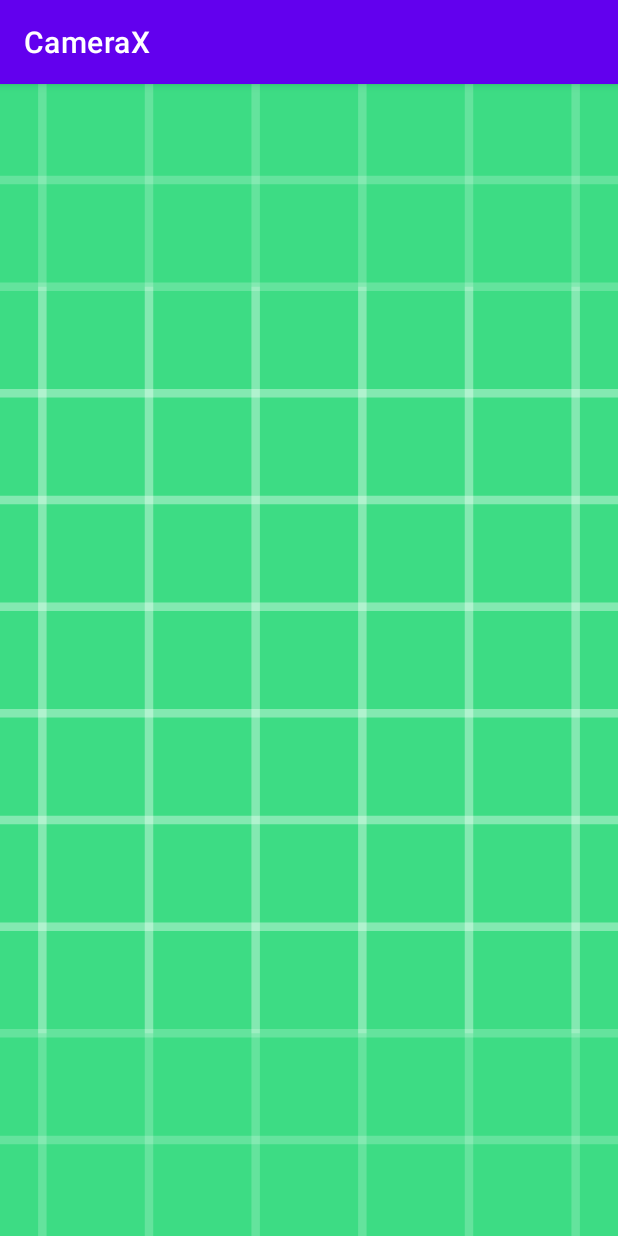
After one commit to geeky-auro/Android_Jetpack, an Android app: the DisplayCroppedPhoto screen opened directly, with no data from a screen before it, on a phone screen of 412 x 824 dp. The commit adds this screen. Run offline under Robolectric (Android 15) with nearby library versions, the phone set to English and light mode, and no system bars.

Commit message:
Cropping Implemented :'

```diff
--- a/CameraX/app/build.gradle
+++ b/CameraX/app/build.gradle
@@ -44,8 +44,11 @@ dependencies {
     implementation "androidx.camera:camera-view:${camerax_version}"
     implementation "androidx.camera:camera-extensions:${camerax_version}"
 
+
+
     implementation 'com.github.bumptech.glide:glide:4.15.1'
     implementation("com.vanniktech:android-image-cropper:4.5.0")
+
 
     implementation 'androidx.core:core-ktx:1.7.0'
     implementation 'androidx.appcompat:appcompat:1.6.1'
@@ -54,4 +57,6 @@ dependencies {
     testImplementation 'junit:junit:4.13.2'
     androidTestImplementation 'androidx.test.ext:junit:1.1.5'
     androidTestImplementation 'androidx.test.espresso:espresso-core:3.5.1'
+
+
 }
--- /dev/null
+++ b/CameraX/app/src/main/java/com/aurosaswat/camerax/DisplayCroppedPhoto.kt
@@ -0,0 +1,31 @@
+package com.aurosaswat.camerax
+
+import android.graphics.Bitmap
+import android.graphics.BitmapFactory
+import android.os.Bundle
+import android.os.Parcelable
+import android.util.Log
+import androidx.appcompat.app.AppCompatActivity
+import com.aurosaswat.camerax.databinding.ActivityDisplayCroppedPhotoBinding
+
+
+class DisplayCroppedPhoto : AppCompatActivity() {
+
+    private lateinit var viewBinding:ActivityDisplayCroppedPhotoBinding
+
+    override fun onCreate(savedInstanceState: Bundle?) {
+        super.onCreate(savedInstanceState)
+        viewBinding = ActivityDisplayCroppedPhotoBinding.inflate(layoutInflater)
+        setContentView(viewBinding.root)
+
+        if (intent.hasExtra("BitmapImage")){
+            var bitmap=BitmapFactory.decodeByteArray(
+                intent.getByteArrayExtra("byteArray"),0, intent.getByteArrayExtra("byteArray")!!.size)
+            viewBinding.imageView.setImageBitmap(bitmap)
+        }
+
+
+
+
+    }
+}
--- /dev/null
+++ b/CameraX/app/src/main/res/layout/activity_display_cropped_photo.xml
@@ -0,0 +1,22 @@
+<?xml version="1.0" encoding="utf-8"?>
+<androidx.constraintlayout.widget.ConstraintLayout xmlns:android="http://schemas.android.com/apk/res/android"
+    xmlns:app="http://schemas.android.com/apk/res-auto"
+    xmlns:tools="http://schemas.android.com/tools"
+    android:layout_width="match_parent"
+    android:layout_height="match_parent"
+    tools:context=".DisplayCroppedPhoto">
+
+
+    <ImageView
+        android:id="@+id/imageView"
+        android:layout_width="match_parent"
+        android:layout_height="match_parent"
+        android:adjustViewBounds="true"
+        android:scaleType="centerCrop"
+        app:layout_constraintBottom_toBottomOf="parent"
+        app:layout_constraintEnd_toEndOf="parent"
+        app:layout_constraintStart_toStartOf="parent"
+        app:layout_constraintTop_toTopOf="parent"
+        app:srcCompat="@drawable/ic_launcher_background" />
+
+</androidx.constraintlayout.widget.ConstraintLayout>
--- a/CameraX/gradle.properties
+++ b/CameraX/gradle.properties
@@ -21,3 +21,4 @@ kotlin.code.style=official
 # resources declared in the library itself and none from the library's dependencies,
 # thereby reducing the size of the R class for that library
 android.nonTransitiveRClass=true
+android.enableJetifier=true
--- a/CameraX/settings.gradle
+++ b/CameraX/settings.gradle
@@ -1,6 +1,7 @@
 pluginManagement {
     repositories {
         gradlePluginPortal()
+        jcenter()
         google()
         mavenCentral()
     }
```
Also changed, not shown: CameraX/app/src/main/AndroidManifest.xml (+7 -0 lines), CameraX/app/src/main/java/com/aurosaswat/camerax/CameraDisplayActivity.kt (+19 -14 lines), CameraX/app/src/main/res/layout/activity_camera_display.xml (+21 -6 lines).
